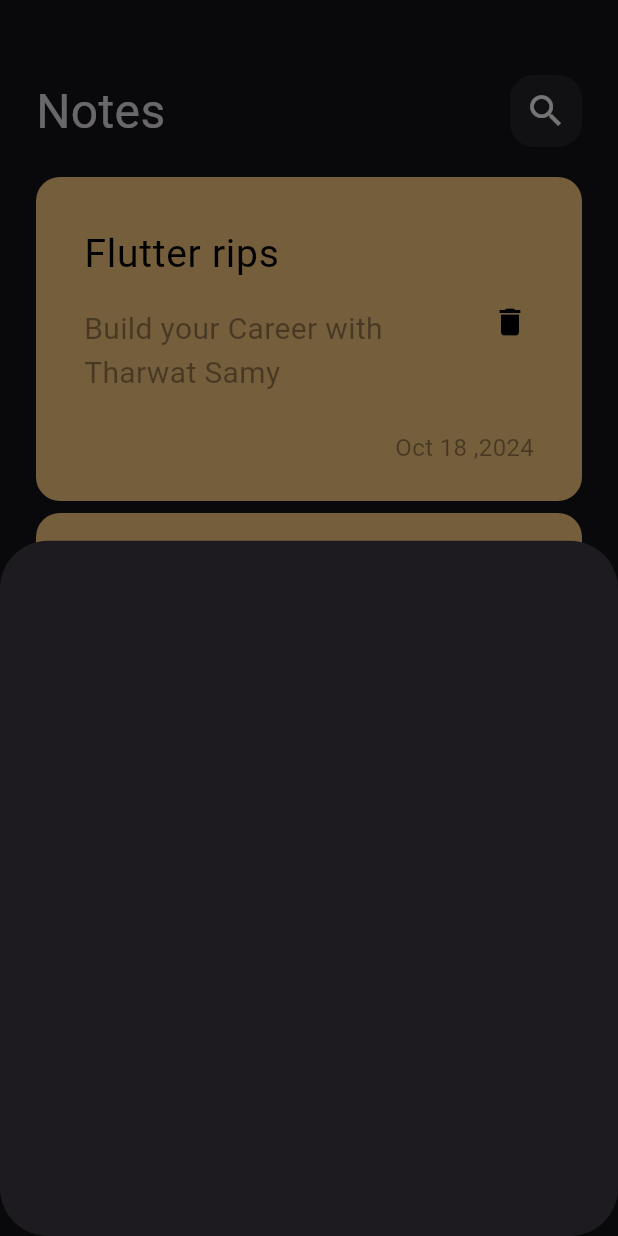
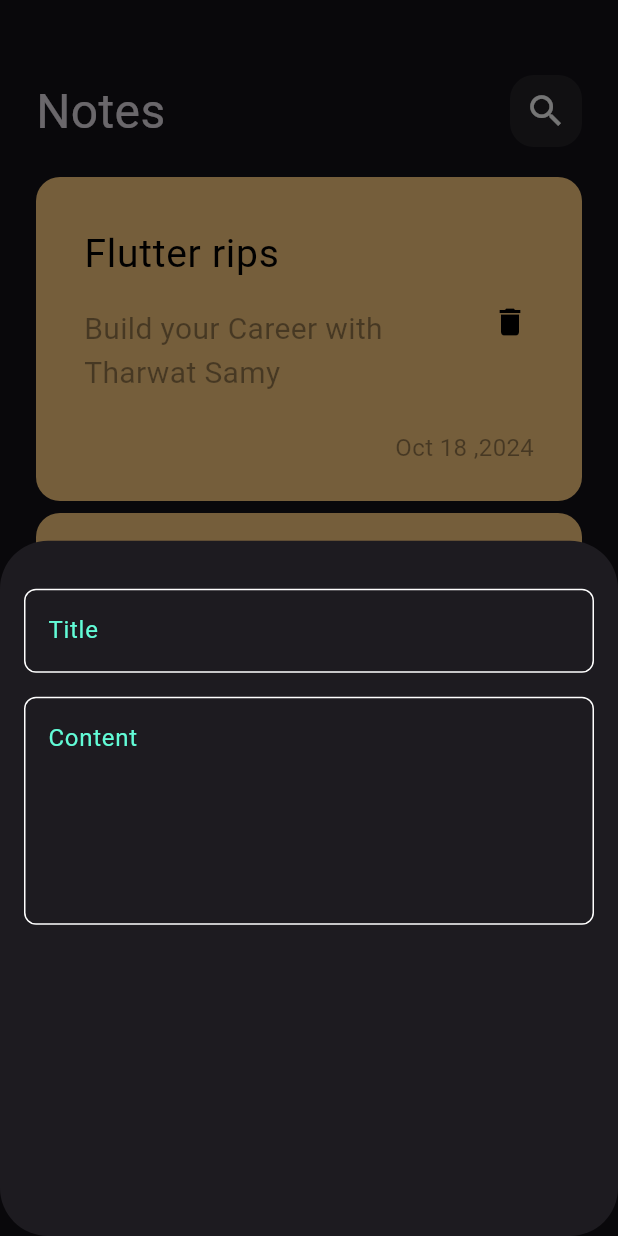
Before and after one commit to Adham-Amin/notes, a Flutter app: the screen it shows after launch, after a tap on the "add" icon, on a phone screen of 412 x 824 dp. Run offline on Flutter 3.47's test engine with Material 3 defaults, Android fonts, the phone set to English and light mode, and no system bars.

Commit message:
Create Custom Text Field

```diff
--- a/lib/widgets/add_notes.dart
+++ b/lib/widgets/add_notes.dart
@@ -1,11 +1,26 @@
 
 import 'package:flutter/material.dart';
+import 'package:notes/widgets/custom_text_field.dart';
 
 class AddNotes extends StatelessWidget {
   const AddNotes({super.key});
 
   @override
   Widget build(BuildContext context) {
-    return Container();
+    return const Padding(
+      padding: EdgeInsets.symmetric(horizontal: 16),
+      child: Column(
+        children: [
+          SizedBox(
+            height: 32,
+          ),
+          CustomTextField(hintText: 'Title',),
+          SizedBox(
+            height: 16,
+          ),
+          CustomTextField(hintText: 'Content', maxLine: 5,)
+        ],
+      ),
+    );
   }
 }
--- /dev/null
+++ b/lib/widgets/custom_text_field.dart
@@ -0,0 +1,30 @@
+
+import 'package:flutter/material.dart';
+
+class CustomTextField extends StatelessWidget {
+  const CustomTextField({super.key, required this.hintText, this.maxLine = 1});
+  final String hintText;
+  final int maxLine;
+  @override
+  Widget build(BuildContext context) {
+    return TextField(
+      maxLines: maxLine,
+      decoration: InputDecoration(
+        border: outlineInputBorder(color: Colors.white),
+        enabledBorder: outlineInputBorder(color: Colors.white),
+        focusedBorder: outlineInputBorder(color: const Color(0xFF62FCD7)),
+        hintText: hintText,
+        hintStyle: const TextStyle(color: Color(0xFF62FCD7)),
+      ),
+    );
+  }
+
+  OutlineInputBorder outlineInputBorder({required color}) {
+    return OutlineInputBorder(
+        borderRadius: BorderRadius.circular(8),
+        borderSide: BorderSide(
+          color: color,
+        )
+      );
+  }
+}
```
